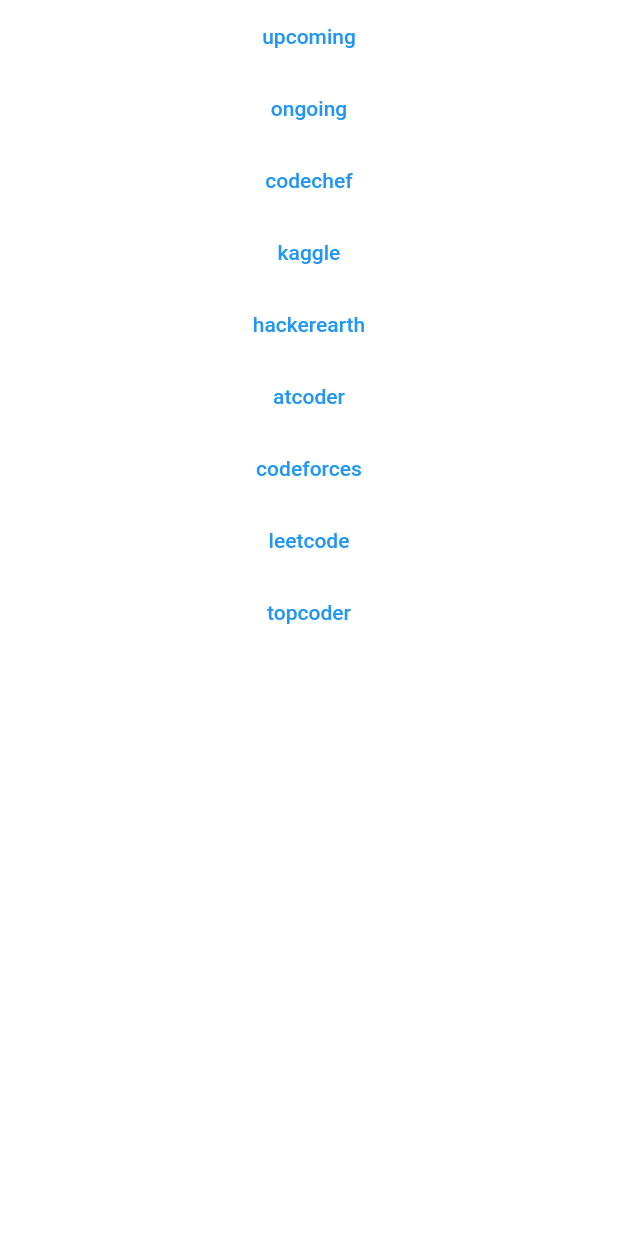
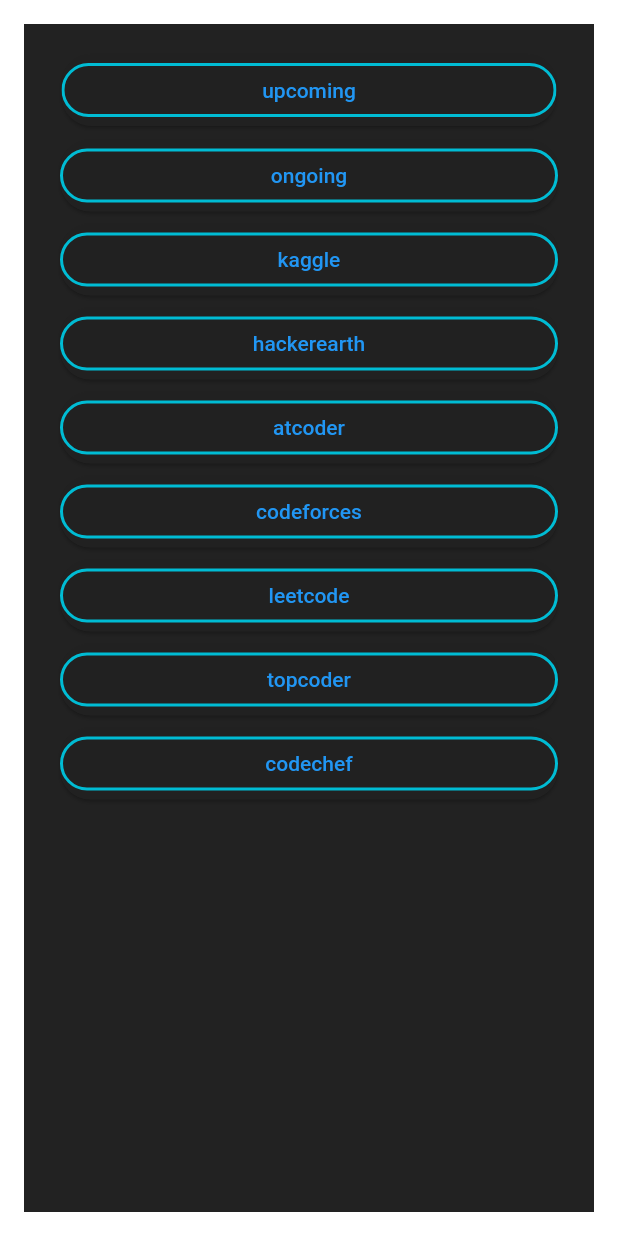
Before and after one commit to eswar2001/cptimeFlutterApp, a Flutter app: the screen it shows after launch, on a phone screen of 412 x 824 dp. Run offline on Flutter 3.47's test engine with Material 2 defaults, Android fonts, the phone set to English and light mode, and no system bars; network calls fail; statements that could not run were skipped.

Commit message:
ui need to be redifined

```diff
--- a/lib/compenents/ViewAllcontest.dart
+++ b/lib/compenents/ViewAllcontest.dart
@@ -8,6 +8,7 @@ Widget ViewAllcontest(List<Contest> contest, String s) {
   temporary.sort((a, b) => b.startTime.compareTo(a.startTime));
   temporary.removeWhere((item) => item.when != s);
   return Container(
+    color: Colors.black,
     child: ListView.builder(
       itemCount: temporary.length,
       padding: const EdgeInsets.all(2.0),
--- a/lib/compenents/platform.dart
+++ b/lib/compenents/platform.dart
@@ -9,6 +9,7 @@ Widget ViewBycontest(List<Contest> contest, String s) {
   temporary.removeWhere((item) => item.platform != s);
   temporary.sort((a, b) => b.startTime.compareTo(a.startTime));
   return Container(
+    color: Colors.black,
     child: ListView.builder(
       itemCount: temporary.length,
       padding: const EdgeInsets.all(2.0),
--- a/lib/main.dart
+++ b/lib/main.dart
@@ -25,7 +25,8 @@ class _MyAppState extends State<MyApp> {
 
   Widget build(BuildContext context) {
     return MaterialApp(
-      color: Colors.black,
+      title: "CpTime",
+      darkTheme: ThemeData.dark(),
       debugShowCheckedModeBanner: false,
       initialRoute: '/',
       routes: {
@@ -46,63 +47,197 @@ class _MyAppState extends State<MyApp> {
             platform(futureContest, "topcoder"),
       },
       home: Builder(
-        builder: (context) => Center(
+        builder: (context) => Container(
+          padding: EdgeInsets.symmetric(horizontal: 20, vertical: 15),
+          decoration: BoxDecoration(
+            color: Colors.black87,
+          ),
+          margin: EdgeInsets.all(16),
           child: ListView(
             children: [
-              TextButton(
+
+              Card(
+                clipBehavior: Clip.antiAlias,
+                margin: EdgeInsets.all(5.0),
+                shape: RoundedRectangleBorder(
+                    borderRadius: BorderRadius.circular(20)),
+                semanticContainer: true,
+                color: Colors.grey[900],
+                child: Container(
+                  child: OutlinedButton(
+                    style: OutlinedButton.styleFrom(
+                      shape: RoundedRectangleBorder(
+                        borderRadius: BorderRadius.circular(18.0),
+                      ),
+                      side: BorderSide(width: 2, color: Colors.cyan),
+                    ),
                     onPressed: () {
                       Navigator.pushNamed(context, '/upcoming');
                     },
                     child: Text('upcoming'),
                   ),
-              TextButton(
+                ),
+              ),
+              Card(
+                clipBehavior: Clip.antiAlias,
+                shape: RoundedRectangleBorder(
+                    borderRadius: BorderRadius.circular(20)),
+                color: Colors.grey[900],
+                child: Container(
+                  child: OutlinedButton(
+                    style: OutlinedButton.styleFrom(
+                      shape: RoundedRectangleBorder(
+                        borderRadius: BorderRadius.circular(18.0),
+                      ),
+                      side: BorderSide(width: 2, color: Colors.cyan),
+                    ),
                     onPressed: () {
                       Navigator.pushNamed(context, '/ongoing');
                     },
                     child: Text('ongoing'),
                   ),
-              TextButton(
+                ),
+              ),
+              Card(
+                clipBehavior: Clip.antiAlias,
+                shape: RoundedRectangleBorder(
+                    borderRadius: BorderRadius.circular(20)),
+                color: Colors.grey[900],
+                child: Container(
+                  child: OutlinedButton(
+                    style: OutlinedButton.styleFrom(
+                      shape: RoundedRectangleBorder(
+                        borderRadius: BorderRadius.circular(18.0),
+                      ),
+                      side: BorderSide(width: 2, color: Colors.cyan),
+                    ),
+                    onPressed: () {
+                      Navigator.pushNamed(context, '/kaggle');
+                    },
+                    child: Text('kaggle'),
+                  ),
+                ),
+              ),
+              Card(
+                clipBehavior: Clip.antiAlias,
+                shape: RoundedRectangleBorder(
+                    borderRadius: BorderRadius.circular(20)),
+                color: Colors.grey[900],
+                child: Container(
+                  child: OutlinedButton(
+                    style: OutlinedButton.styleFrom(
+                      shape: RoundedRectangleBorder(
+                        borderRadius: BorderRadius.circular(18.0),
+                      ),
+                      side: BorderSide(width: 2, color: Colors.cyan),
+                    ),
+                    onPressed: () {
+                      Navigator.pushNamed(context, '/hackerearth');
+                    },
+                    child: Text('hackerearth'),
+                  ),
+                ),
+              ),
+              Card(
+                clipBehavior: Clip.antiAlias,
+                shape: RoundedRectangleBorder(
+                    borderRadius: BorderRadius.circular(20)),
+                color: Colors.grey[900],
+                child: Container(
+                  child: OutlinedButton(
+                    style: OutlinedButton.styleFrom(
+                      shape: RoundedRectangleBorder(
+                        borderRadius: BorderRadius.circular(18.0),
+                      ),
+                      side: BorderSide(width: 2, color: Colors.cyan),
+                    ),
+                    onPressed: () {
+                      Navigator.pushNamed(context, '/atcoder');
+                    },
+                    child: Text('atcoder'),
+                  ),
+                ),
+              ),
+              Card(
+                clipBehavior: Clip.antiAlias,
+                shape: RoundedRectangleBorder(
+                    borderRadius: BorderRadius.circular(20)),
+                color: Colors.grey[900],
+                child: Container(
+                  child: OutlinedButton(
+                    style: OutlinedButton.styleFrom(
+                      shape: RoundedRectangleBorder(
+                        borderRadius: BorderRadius.circular(18.0),
+                      ),
+                      side: BorderSide(width: 2, color: Colors.cyan),
+                    ),
+                    onPressed: () {
+                      Navigator.pushNamed(context, '/codeforces');
+                    },
+                    child: Text('codeforces'),
+                  ),
+                ),
+              ),
+              Card(
+                clipBehavior: Clip.antiAlias,
+                shape: RoundedRectangleBorder(
+                    borderRadius: BorderRadius.circular(20)),
+                color: Colors.grey[900],
+                child: Container(
+                  child: OutlinedButton(
+                    style: OutlinedButton.styleFrom(
+                      shape: RoundedRectangleBorder(
+                        borderRadius: BorderRadius.circular(18.0),
+                      ),
+                      side: BorderSide(width: 2, color: Colors.cyan),
+                    ),
+                    onPressed: () {
+                      Navigator.pushNamed(context, '/leetcode');
+                    },
+                    child: Text('leetcode'),
+                  ),
+                ),
+              ),
+              Card(
+                clipBehavior: Clip.antiAlias,
+                shape: RoundedRectangleBorder(
+                    borderRadius: BorderRadius.circular(20)),
+                color: Colors.grey[900],
+                child: Container(
+                  child: OutlinedButton(
+                    style: OutlinedButton.styleFrom(
+                      shape: RoundedRectangleBorder(
+                        borderRadius: BorderRadius.circular(18.0),
+                      ),
+                      side: BorderSide(width: 2, color: Colors.cyan),
+                    ),
+                    onPressed: () {
+                      Navigator.pushNamed(context, '/topcoder');
+                    },
+                    child: Text('topcoder'),
+                  ),
+                ),
+              ),
+              Card(
+                clipBehavior: Clip.antiAlias,
+                shape: RoundedRectangleBorder(
+                    borderRadius: BorderRadius.circular(20)),
+                color: Colors.grey[900],
+                child: Container(
+                  child: OutlinedButton(
+                    style: OutlinedButton.styleFrom(
+                      shape: RoundedRectangleBorder(
+                        borderRadius: BorderRadius.circular(18.0),
+                      ),
+                      side: BorderSide(width: 2, color: Colors.cyan),
+                    ),
                     onPressed: () {
                       Navigator.pushNamed(context, '/codechef');
                     },
                     child: Text('codechef'),
                   ),
-              TextButton(
-                onPressed: () {
-                  Navigator.pushNamed(context, '/kaggle');
-                },
-                child: Text('kaggle'),
                 ),
-              TextButton(
-                onPressed: () {
-                  Navigator.pushNamed(context, '/hackerearth');
-                },
-                child: Text('hackerearth'),
               ),
-              TextButton(
-                onPressed: () {
-                  Navigator.pushNamed(context, '/atcoder');
-                },
-                child: Text('atcoder'),
-              ),
-              TextButton(
-                onPressed: () {
-                  Navigator.pushNamed(context, '/codeforces');
-                },
-                child: Text('codeforces'),
-              ),
-              TextButton(
-                onPressed: () {
-                  Navigator.pushNamed(context, '/leetcode');
-                },
-                child: Text('leetcode'),
-              ),
-              TextButton(
-                onPressed: () {
-                  Navigator.pushNamed(context, '/topcoder');
-                },
-                child: Text('topcoder'),
-              )
             ],
           ),
         ),
--- a/lib/services/service.dart
+++ b/lib/services/service.dart
@@ -1,7 +1,9 @@
 import 'dart:async';
 import 'dart:convert';
+import 'package:cptime/main.dart';
 import 'package:cptime/microservice/timeGetter.dart';
 import 'package:cptime/model/Contest.dart';
+import 'package:flutter/cupertino.dart';
 import 'package:http/http.dart' as http;
 import '../model/Contest.dart';
 
@@ -36,8 +38,6 @@ Future<List<Contest>> fetchContest() async {
     print(items.length);
     return items;
   } else {
-    // If the server did not return a 200 OK response,
-    // then throw an exception.
-    throw Exception('Failed to load Contest');
+    runApp(MyApp());
   }
 }
```
Lines whose indentation alone changed are shown as unchanged.
